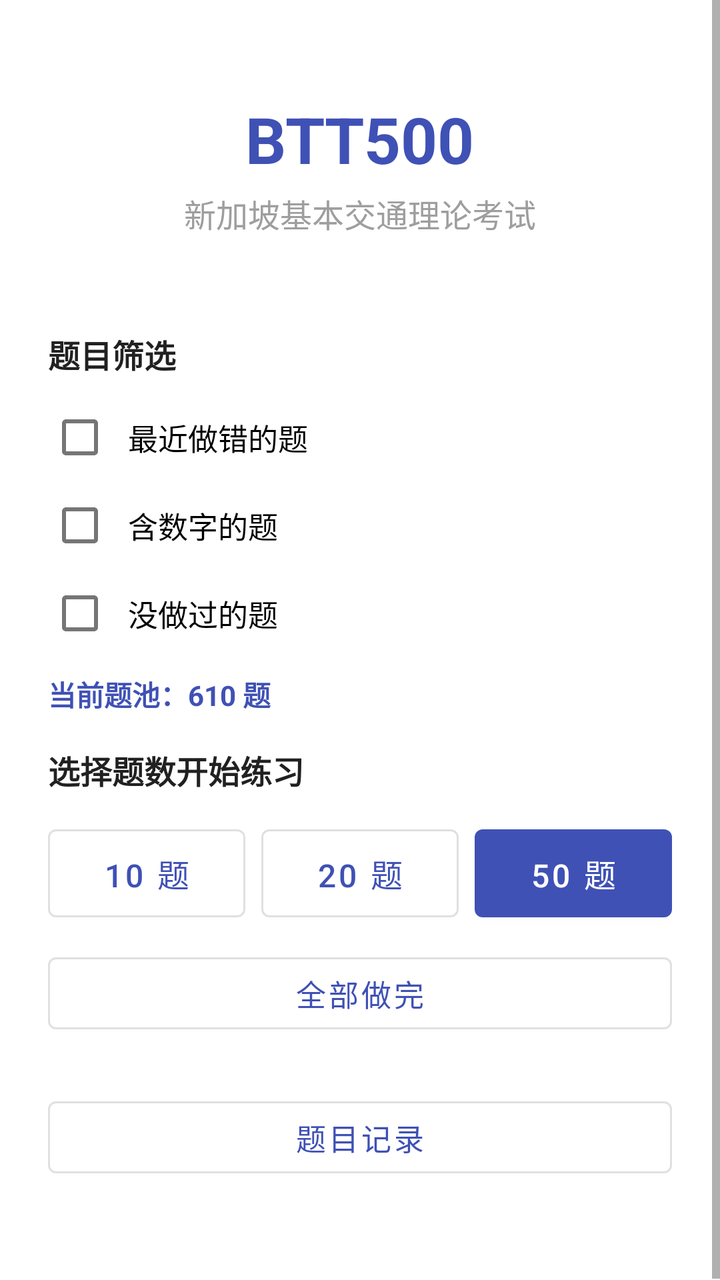
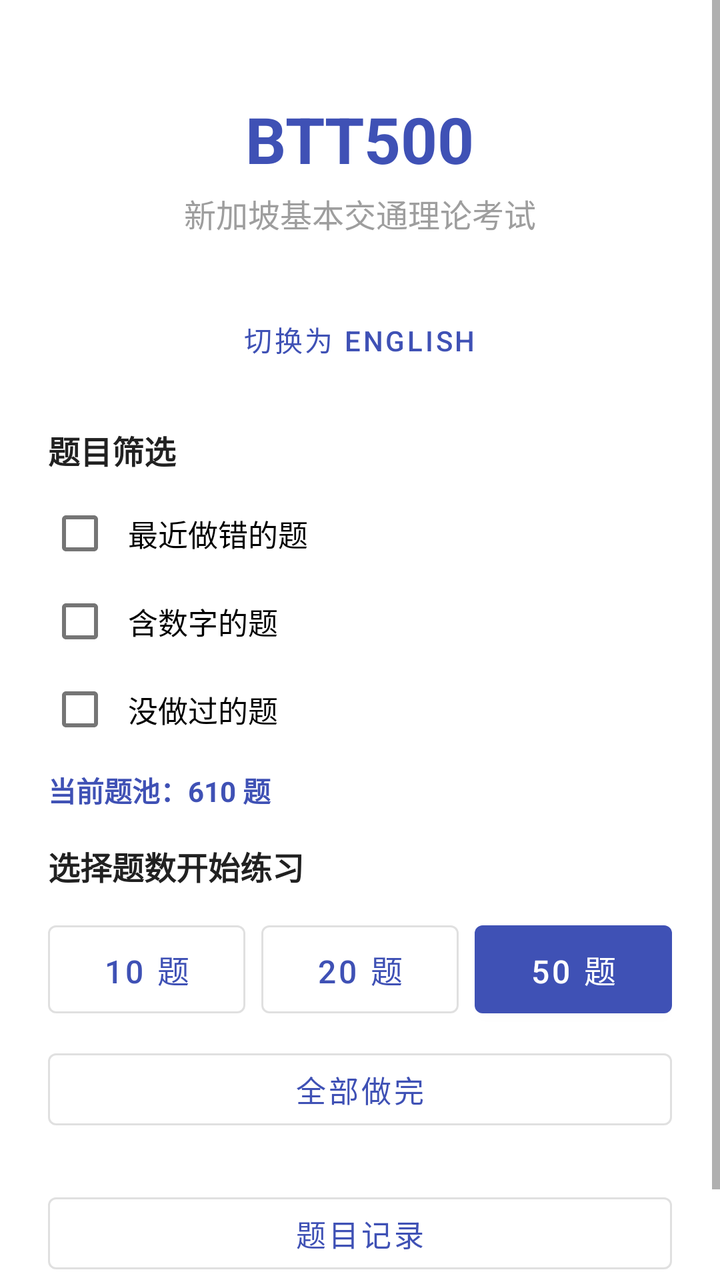

The first picture is an Android layout as it rendered before a commit; the second is the same layout after the commit. The layout source and the unified diff follow.
<!-- AndroidManifest.xml: application theme Theme.BTT500 -->
<!-- res/layout/activity_main.xml -->
<?xml version="1.0" encoding="utf-8"?>
<ScrollView xmlns:android="http://schemas.android.com/apk/res/android"
    android:layout_width="match_parent"
    android:layout_height="match_parent"
    android:background="@color/white"
    android:fillViewport="true">

    <LinearLayout
        android:layout_width="match_parent"
        android:layout_height="wrap_content"
        android:orientation="vertical"
        android:padding="24dp">

        
        <TextView
            android:layout_width="wrap_content"
            android:layout_height="wrap_content"
            android:text="@string/app_name"
            android:textSize="32sp"
            android:textStyle="bold"
            android:textColor="@color/primary"
            android:layout_gravity="center_horizontal"
            android:layout_marginTop="24dp" />

        <TextView
            android:layout_width="wrap_content"
            android:layout_height="wrap_content"
            android:text="新加坡基本交通理论考试"
            android:textSize="16sp"
            android:textColor="@color/medium_gray"
            android:layout_gravity="center_horizontal"
            android:layout_marginTop="4dp" />

        <TextView
            android:id="@+id/tvTotalQuestions"
            android:layout_width="wrap_content"
            android:layout_height="wrap_content"
            android:textSize="14sp"
            android:textColor="@color/medium_gray"
            android:layout_gravity="center_horizontal"
            android:layout_marginTop="4dp"
            android:layout_marginBottom="24dp" />

        
        <LinearLayout
            android:id="@+id/layoutResumeCard"
            android:layout_width="match_parent"
            android:layout_height="wrap_content"
            android:orientation="vertical"
            android:layout_marginBottom="16dp"
            android:visibility="gone" />

        
        <TextView
            android:layout_width="wrap_content"
            android:layout_height="wrap_content"
            android:text="题目筛选"
            android:textSize="16sp"
            android:textStyle="bold"
            android:textColor="@color/dark_text"
            android:layout_marginBottom="8dp" />

        <CheckBox
            android:id="@+id/cbRecentWrong"
            android:layout_width="match_parent"
            android:layout_height="wrap_content"
            android:text="最近做错的题"
            android:textSize="15sp"
            android:paddingStart="8dp"
            android:minHeight="44dp" />

        <CheckBox
            android:id="@+id/cbWithNumbers"
            android:layout_width="match_parent"
            android:layout_height="wrap_content"
            android:text="含数字的题"
            android:textSize="15sp"
            android:paddingStart="8dp"
            android:minHeight="44dp" />

        <CheckBox
            android:id="@+id/cbUnattempted"
            android:layout_width="match_parent"
            android:layout_height="wrap_content"
            android:text="没做过的题"
            android:textSize="15sp"
            android:paddingStart="8dp"
            android:minHeight="44dp" />

        
        <TextView
            android:id="@+id/tvFilteredCount"
            android:layout_width="match_parent"
            android:layout_height="wrap_content"
            android:text="当前题池：610 题"
            android:textSize="14sp"
            android:textColor="@color/primary"
            android:textStyle="bold"
            android:layout_marginTop="8dp"
            android:layout_marginBottom="16dp" />

        
        <TextView
            android:layout_width="wrap_content"
            android:layout_height="wrap_content"
            android:text="选择题数开始练习"
            android:textSize="16sp"
            android:textStyle="bold"
            android:textColor="@color/dark_text"
            android:layout_marginBottom="12dp" />

        <LinearLayout
            android:layout_width="match_parent"
            android:layout_height="wrap_content"
            android:orientation="horizontal"
            android:layout_marginBottom="8dp">

            <com.google.android.material.button.MaterialButton
                android:id="@+id/btnStart10"
                android:layout_width="0dp"
                android:layout_height="56dp"
                android:layout_weight="1"
                android:text="10 题"
                android:textSize="16sp"
                android:layout_marginEnd="8dp"
                style="@style/Widget.MaterialComponents.Button.OutlinedButton" />

            <com.google.android.material.button.MaterialButton
                android:id="@+id/btnStart20"
                android:layout_width="0dp"
                android:layout_height="56dp"
                android:layout_weight="1"
                android:text="20 题"
                android:textSize="16sp"
                android:layout_marginEnd="8dp"
                style="@style/Widget.MaterialComponents.Button.OutlinedButton" />

            <com.google.android.material.button.MaterialButton
                android:id="@+id/btnStart50"
                android:layout_width="0dp"
                android:layout_height="56dp"
                android:layout_weight="1"
                android:text="50 题"
                android:textSize="16sp" />
        </LinearLayout>

        <com.google.android.material.button.MaterialButton
            android:id="@+id/btnStartAll"
            android:layout_width="match_parent"
            android:layout_height="48dp"
            android:text="全部做完"
            android:textSize="15sp"
            style="@style/Widget.MaterialComponents.Button.OutlinedButton"
            android:layout_marginBottom="24dp" />

        
        <com.google.android.material.button.MaterialButton
            android:id="@+id/btnHistory"
            android:layout_width="match_parent"
            android:layout_height="48dp"
            android:text="@string/view_history"
            android:textSize="15sp"
            style="@style/Widget.MaterialComponents.Button.OutlinedButton"
            android:layout_marginBottom="24dp" />

        
        <LinearLayout
            android:id="@+id/layoutSessionHistory"
            android:layout_width="match_parent"
            android:layout_height="wrap_content"
            android:orientation="vertical"
            android:visibility="gone" />

    </LinearLayout>
</ScrollView>
<!-- resources referenced by this layout -->
<resources>
  <color name="dark_text">#212121</color>
  <color name="medium_gray">#9E9E9E</color>
  <color name="primary">#3F51B5</color>
  <color name="white">#FFFFFF</color>
  <string name="app_name">BTT500</string>
  <string name="view_history">题目记录</string>
  <style name="Theme.BTT500" parent="Theme.MaterialComponents.Light.NoActionBar">
          <item name="colorPrimary">@color/primary</item>
          <item name="colorPrimaryDark">@color/primary_dark</item>
          <item name="colorAccent">@color/accent</item>
      </style>
  <color name="primary_dark">#303F9F</color>
  <color name="accent">#FF4081</color>
</resources>

<!-- the commit's change to res/layout/activity_main.xml (unified diff, before → after) -->
@@ -38,8 +38,19 @@
             android:textSize="14sp"
             android:textColor="@color/medium_gray"
             android:layout_gravity="center_horizontal"
-            android:layout_marginTop="4dp"
-            android:layout_marginBottom="24dp" />
+            android:layout_marginTop="4dp" />
+
+        
+        <com.google.android.material.button.MaterialButton
+            android:id="@+id/btnLanguage"
+            android:layout_width="wrap_content"
+            android:layout_height="40dp"
+            android:text="切换为 English"
+            android:textSize="14sp"
+            android:layout_gravity="center_horizontal"
+            android:layout_marginTop="8dp"
+            android:layout_marginBottom="24dp"
+            style="@style/Widget.MaterialComponents.Button.TextButton" />
 
         
         <LinearLayout
